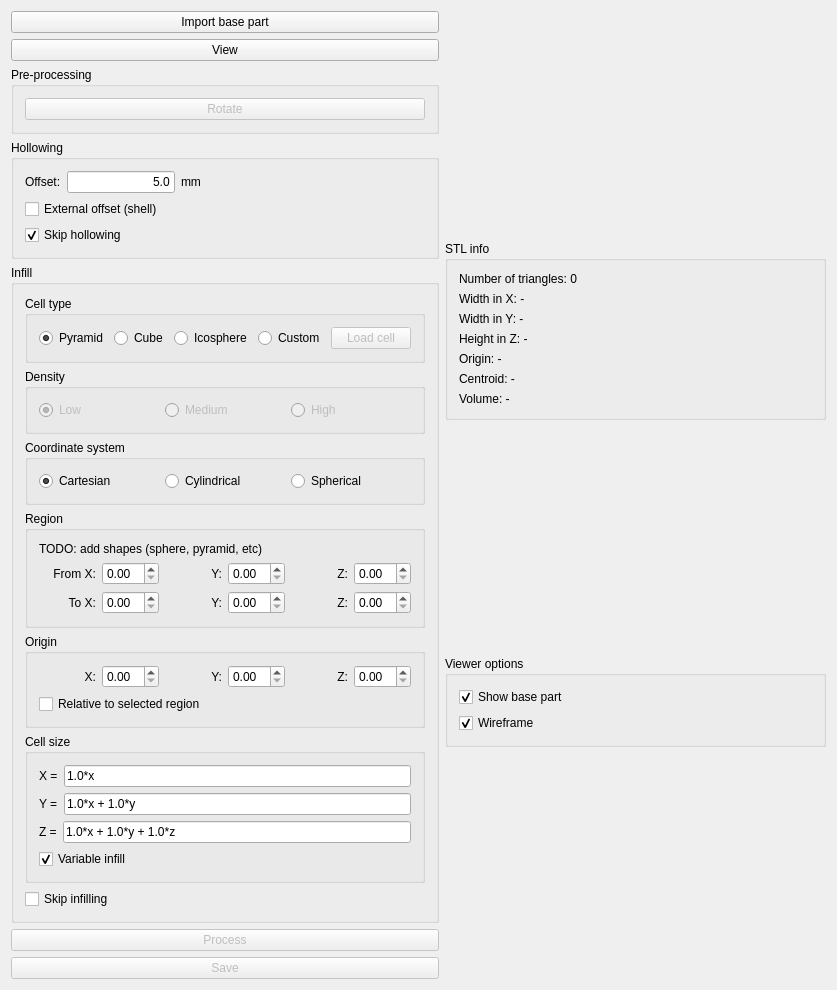
Above: mainwindow.ui from kgmostafa/1 before the change. Below: the same form after it.
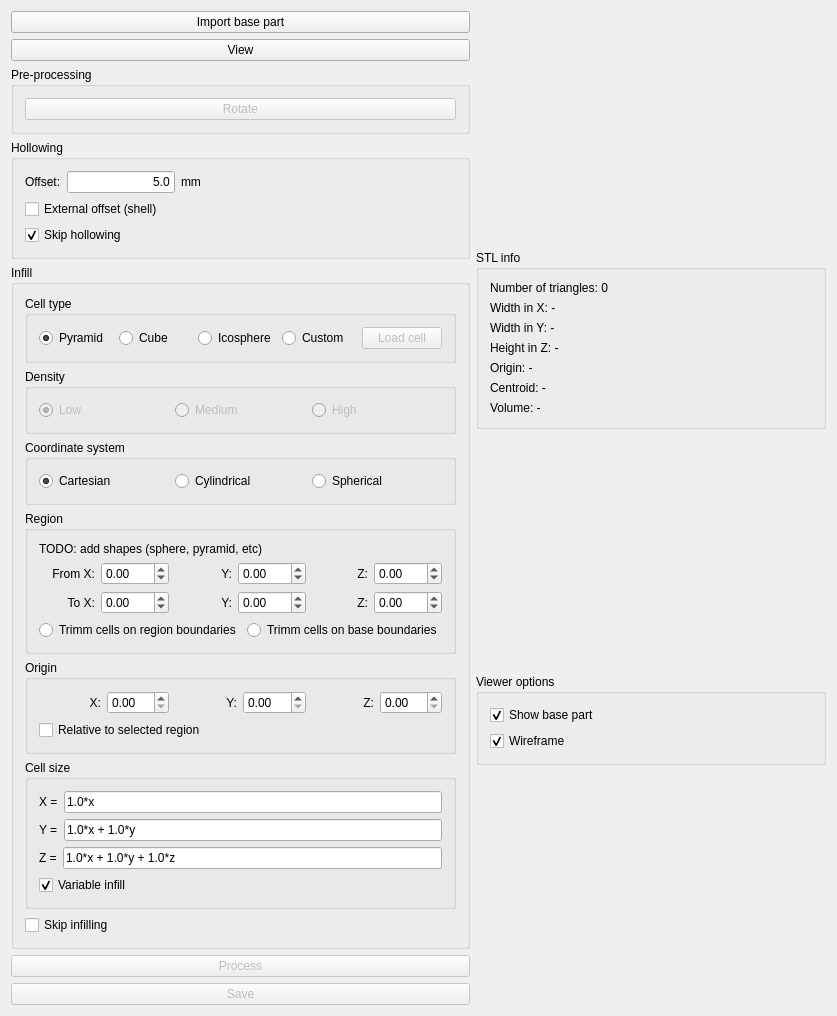
That is the form after the change.

What changed in the file:
```diff
--- a/mainwindow.ui
+++ b/mainwindow.ui
@@ -10,7 +10,7 @@
     <x>0</x>
     <y>0</y>
     <width>837</width>
-    <height>865</height>
+    <height>890</height>
    </rect>
   </property>
   <property name="windowTitle">
@@ -318,6 +318,9 @@
                 <property name="enabled">
                  <bool>true</bool>
                 </property>
+                <property name="minimum">
+                 <double>-100.000000000000000</double>
+                </property>
                </widget>
               </item>
               <item>
@@ -335,6 +338,9 @@
                 <property name="enabled">
                  <bool>true</bool>
                 </property>
+                <property name="minimum">
+                 <double>-100.000000000000000</double>
+                </property>
                </widget>
               </item>
               <item>
@@ -352,6 +358,9 @@
                 <property name="enabled">
                  <bool>true</bool>
                 </property>
+                <property name="minimum">
+                 <double>-100.000000000000000</double>
+                </property>
                </widget>
               </item>
              </layout>
@@ -373,6 +382,9 @@
                 <property name="enabled">
                  <bool>true</bool>
                 </property>
+                <property name="minimum">
+                 <double>-100.000000000000000</double>
+                </property>
                </widget>
               </item>
               <item>
@@ -390,6 +402,9 @@
                 <property name="enabled">
                  <bool>true</bool>
                 </property>
+                <property name="minimum">
+                 <double>-100.000000000000000</double>
+                </property>
                </widget>
               </item>
               <item>
@@ -406,6 +421,27 @@
                <widget class="QDoubleSpinBox" name="doubleSpinBox_region_toZ">
                 <property name="enabled">
                  <bool>true</bool>
+                </property>
+                <property name="minimum">
+                 <double>-100.000000000000000</double>
+                </property>
+               </widget>
+              </item>
+             </layout>
+            </item>
+            <item>
+             <layout class="QHBoxLayout" name="horizontalLayout">
+              <item>
+               <widget class="QRadioButton" name="radioButton_2">
+                <property name="text">
+                 <string>Trimm cells on region boundaries</string>
+                </property>
+               </widget>
+              </item>
+              <item>
+               <widget class="QRadioButton" name="radioButton">
+                <property name="text">
+                 <string>Trimm cells on base boundaries</string>
                 </property>
                </widget>
               </item>
```
